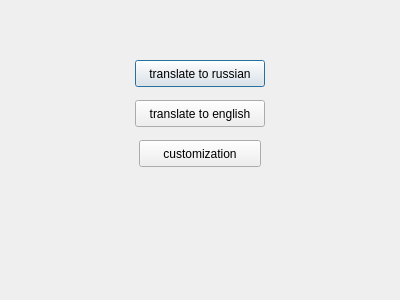
Laponina/learn_english, file qt_ui/main.ui: the form before one commit.
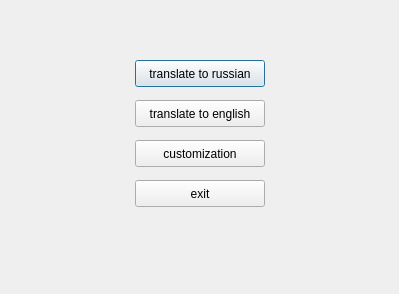
The form after the commit.

```diff
--- a/qt_ui/main.ui
+++ b/qt_ui/main.ui
@@ -6,8 +6,8 @@
    <rect>
     <x>0</x>
     <y>0</y>
-    <width>400</width>
-    <height>300</height>
+    <width>399</width>
+    <height>294</height>
    </rect>
   </property>
   <property name="windowTitle">
@@ -42,9 +42,9 @@
   <widget class="QPushButton" name="customization">
    <property name="geometry">
     <rect>
-     <x>139</x>
+     <x>135</x>
      <y>140</y>
-     <width>122</width>
+     <width>130</width>
      <height>27</height>
     </rect>
    </property>
@@ -52,6 +52,19 @@
     <string>customization</string>
    </property>
   </widget>
+  <widget class="QPushButton" name="toexit">
+   <property name="geometry">
+    <rect>
+     <x>135</x>
+     <y>180</y>
+     <width>130</width>
+     <height>27</height>
+    </rect>
+   </property>
+   <property name="text">
+    <string>exit</string>
+   </property>
+  </widget>
  </widget>
  <resources/>
  <connections/>
```
Left out of the diff: 2 changed lines with no effect on the pictures.
